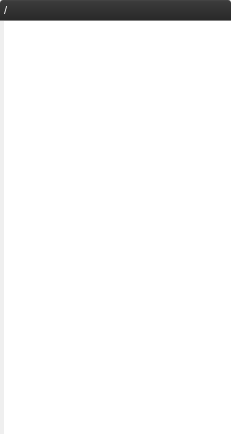
The window that armadillo/plugins/filebrowser/filebrowser.ui (rkyleg/scope) describes before a commit, drawn with Qt 5.
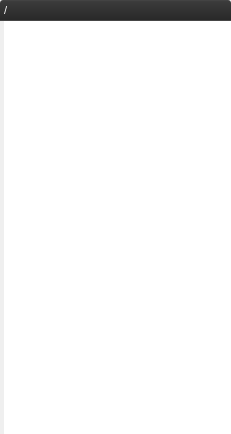
The same window after the commit. Icons and pictures are not drawn.

```diff
--- a/armadillo/plugins/filebrowser/filebrowser.ui
+++ b/armadillo/plugins/filebrowser/filebrowser.ui
@@ -31,7 +31,7 @@
       <string notr="true">background-color: qlineargradient(spread:pad, x1:1, y1:1, x2:1, y2:0, stop:0 rgba(32, 32, 32, 255), stop:0.0590909 rgba(41, 41, 41, 255), stop:0.922727 rgba(59, 59,59, 255), stop:1 rgba(71, 71, 71, 255));
 color:white;
 border:0px;
-border-bottom:1px solid gray;
+border-bottom:1px solid rgb(70,70,70);
 padding:2px;
 border-top-left-radius:3px;
 border-top-right-radius:3px;</string>
```
